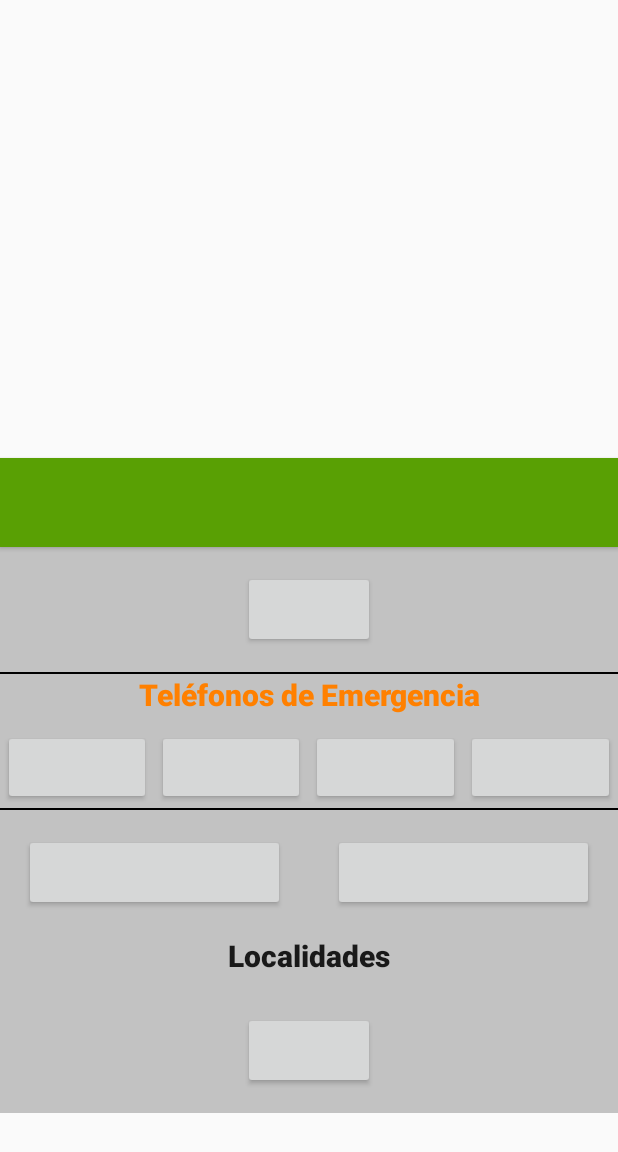
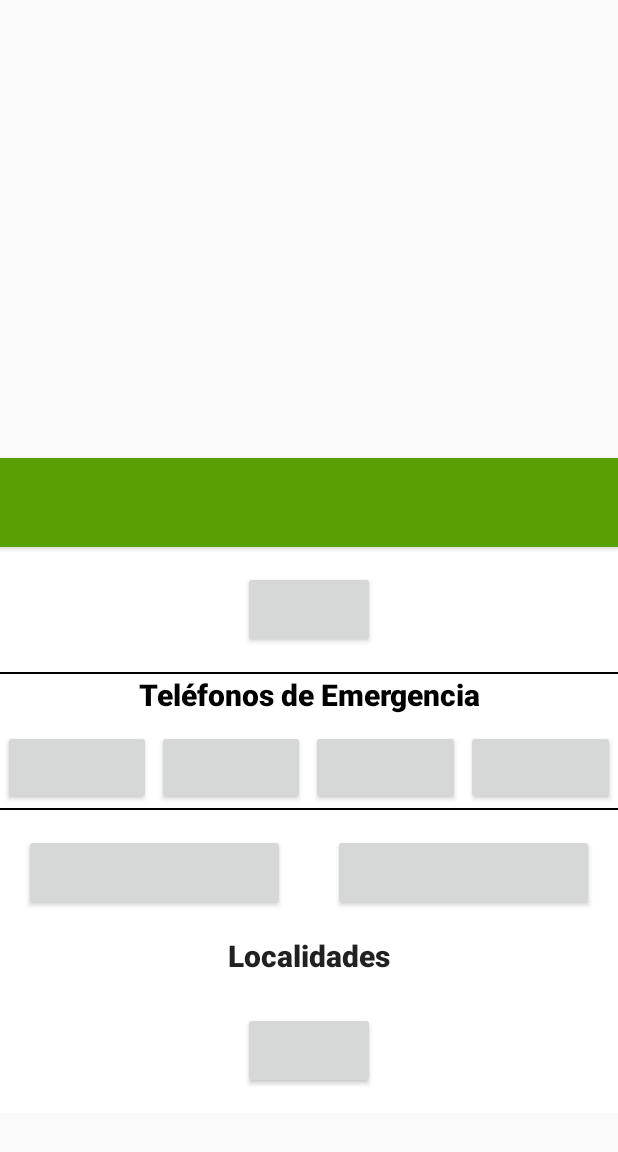
Before and after one commit to theundertaker0/WeDiscover, an Android app: the layout fragment_gallery.xml on its own in the app's theme, with its tools: preview values and no code run, on a phone screen of 412 x 824 dp. Shown: the top 1152 px of the screen. Run offline under Robolectric (Android 15) with nearby library versions, the phone set to English and light mode, and no system bars; plain views replace FitButton.

Commit message:
Cambiado el fondo de estado a Blanco y el color del título a negro

```diff
--- a/app/src/main/res/layout/fragment_gallery.xml
+++ b/app/src/main/res/layout/fragment_gallery.xml
@@ -46,7 +46,7 @@
             android:layout_width="match_parent"
             android:layout_height="match_parent"
             android:orientation="vertical"
-            android:background="@color/grey">
+            android:background="@color/white">
             <com.github.nikartm.button.FitButton
                 android:id="@+id/btnVerDescripcion"
                 android:layout_width="wrap_content"
@@ -72,7 +72,7 @@
                 android:layout_height="wrap_content"
                 android:gravity="center_horizontal"
                 android:textStyle="bold"
-                android:textColor="@color/orange"
+                android:textColor="@color/black"
                 style="@style/TextAppearance.AppCompat.Title"
                 android:layout_marginBottom="8dp"
                 android:text="@string/tel_fonos_de_emergencia" />
```
